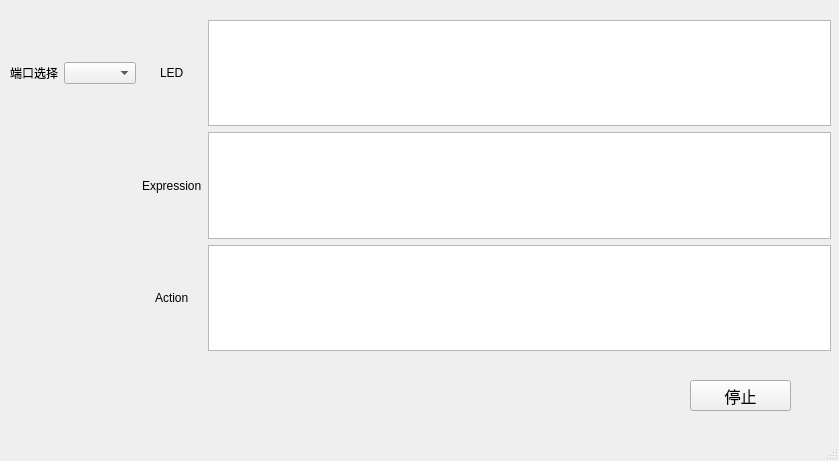
Above: test_modbus/display.ui from StandOutstar/python_modbus before the change. Below: the same form after it.
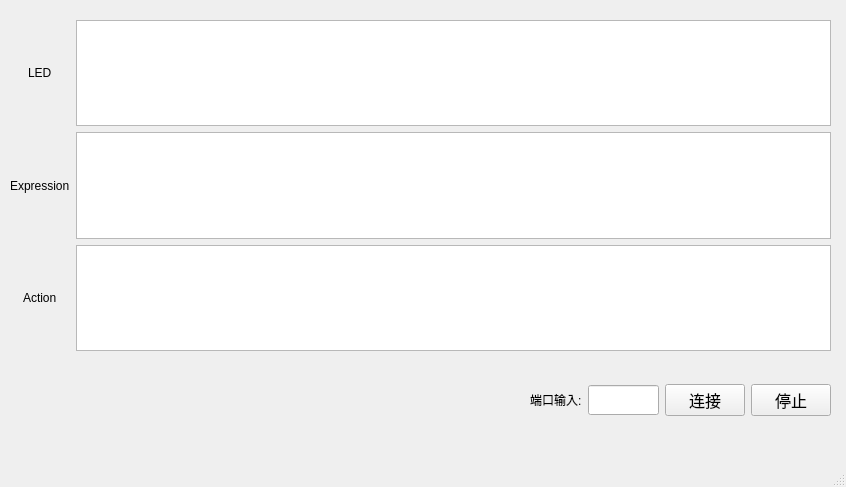
That is the form after the change.

Commit message: 实现了线程，按钮退出和连接

Diff of the .ui file:
```diff
--- a/test_modbus/display.ui
+++ b/test_modbus/display.ui
@@ -6,8 +6,8 @@
    <rect>
     <x>0</x>
     <y>0</y>
-    <width>839</width>
-    <height>461</height>
+    <width>846</width>
+    <height>487</height>
    </rect>
   </property>
   <property name="windowTitle">
@@ -24,66 +24,103 @@
      </rect>
     </property>
     <layout class="QGridLayout" name="gridLayout">
-     <item row="0" column="3">
-      <widget class="QTextBrowser" name="textBrowser"/>
+     <item row="2" column="1">
+      <widget class="QTextBrowser" name="textBrowser_3"/>
      </item>
-     <item row="1" column="2">
-      <widget class="QLabel" name="label_2">
-       <property name="text">
-        <string>Expression</string>
-       </property>
-      </widget>
-     </item>
-     <item row="2" column="2" alignment="Qt::AlignHCenter">
+     <item row="2" column="0" alignment="Qt::AlignHCenter">
       <widget class="QLabel" name="label_3">
        <property name="text">
         <string>Action</string>
        </property>
       </widget>
      </item>
-     <item row="0" column="2" alignment="Qt::AlignHCenter">
+     <item row="0" column="1">
+      <widget class="QTextBrowser" name="textBrowser"/>
+     </item>
+     <item row="0" column="0" alignment="Qt::AlignHCenter">
       <widget class="QLabel" name="label">
        <property name="text">
         <string>LED</string>
        </property>
       </widget>
      </item>
-     <item row="2" column="3">
-      <widget class="QTextBrowser" name="textBrowser_3"/>
-     </item>
-     <item row="1" column="3">
+     <item row="1" column="1">
       <widget class="QTextBrowser" name="textBrowser_2"/>
      </item>
-     <item row="0" column="1">
-      <widget class="QComboBox" name="comboBox"/>
+     <item row="1" column="0">
+      <widget class="QLabel" name="label_2">
+       <property name="text">
+        <string>Expression</string>
+       </property>
+      </widget>
      </item>
-     <item row="0" column="0">
+    </layout>
+   </widget>
+   <widget class="QWidget" name="horizontalLayoutWidget">
+    <property name="geometry">
+     <rect>
+      <x>530</x>
+      <y>360</y>
+      <width>301</width>
+      <height>80</height>
+     </rect>
+    </property>
+    <layout class="QHBoxLayout" name="horizontalLayout">
+     <item alignment="Qt::AlignHCenter">
       <widget class="QLabel" name="label_4">
+       <property name="sizePolicy">
+        <sizepolicy hsizetype="Fixed" vsizetype="Fixed">
+         <horstretch>0</horstretch>
+         <verstretch>0</verstretch>
+        </sizepolicy>
+       </property>
        <property name="text">
-        <string>端口选择</string>
+        <string>端口输入:</string>
+       </property>
+      </widget>
+     </item>
+     <item>
+      <widget class="QLineEdit" name="lineEdit">
+       <property name="sizePolicy">
+        <sizepolicy hsizetype="Maximum" vsizetype="Fixed">
+         <horstretch>0</horstretch>
+         <verstretch>0</verstretch>
+        </sizepolicy>
+       </property>
+       <property name="maximumSize">
+        <size>
+         <width>80</width>
+         <height>30</height>
+        </size>
+       </property>
+      </widget>
+     </item>
+     <item>
+      <widget class="QPushButton" name="pushButton_2">
+       <property name="font">
+        <font>
+         <pointsize>12</pointsize>
+        </font>
+       </property>
+       <property name="text">
+        <string>连接</string>
+       </property>
+      </widget>
+     </item>
+     <item>
+      <widget class="QPushButton" name="pushButton">
+       <property name="font">
+        <font>
+         <pointsize>12</pointsize>
+        </font>
+       </property>
+       <property name="text">
+        <string>停止</string>
        </property>
       </widget>
      </item>
     </layout>
    </widget>
-   <widget class="QPushButton" name="pushButton">
-    <property name="geometry">
-     <rect>
-      <x>690</x>
-      <y>380</y>
-      <width>101</width>
-      <height>31</height>
-     </rect>
-    </property>
-    <property name="font">
-     <font>
-      <pointsize>12</pointsize>
-     </font>
-    </property>
-    <property name="text">
-     <string>停止</string>
-    </property>
-   </widget>
   </widget>
   <widget class="QMenuBar" name="menubar">
    <property name="geometry">
```
Left out of the diff: 19 changed lines with no effect on the pictures. The commit also changes 6 other files.
